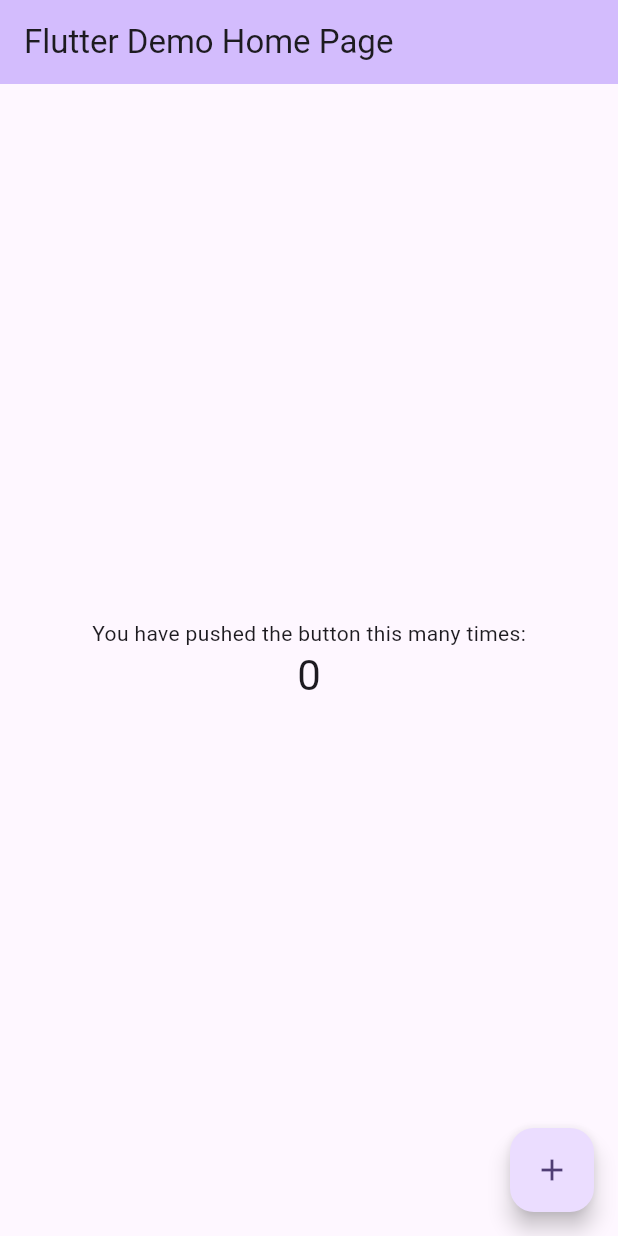
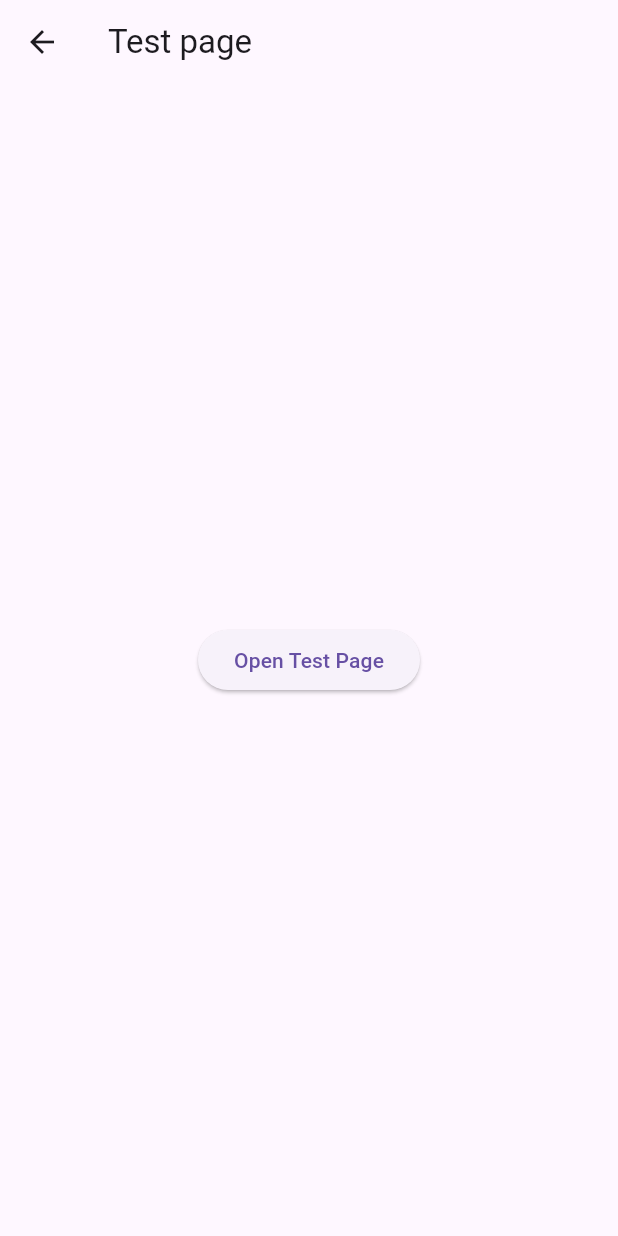
Before and after one commit to kushXpai/lexiguess, a Flutter app: the screen it shows after launch, on a phone screen of 412 x 824 dp. Run offline on Flutter 3.47's test engine with Material 3 defaults, Android fonts, the phone set to English and light mode, and no system bars.

Commit message:
Minor Commit

```diff
--- a/lib/main.dart
+++ b/lib/main.dart
@@ -1,125 +1,38 @@
 import 'package:flutter/material.dart';
+import 'package:lexiguess/test.dart';
 
 void main() {
-  runApp(const MyApp());
+  runApp(MaterialApp(
+    debugShowCheckedModeBanner: false,
+    initialRoute: '/test',
+    routes: {
+      '/': (context) => MyApp(),
+      '/test': (context) => test(),
+    },
+  ));
 }
 
 class MyApp extends StatelessWidget {
-  const MyApp({super.key});
-
-  // This widget is the root of your application.
   @override
   Widget build(BuildContext context) {
     return MaterialApp(
       title: 'Flutter Demo',
       theme: ThemeData(
-        // This is the theme of your application.
-        //
-        // TRY THIS: Try running your application with "flutter run". You'll see
-        // the application has a purple toolbar. Then, without quitting the app,
-        // try changing the seedColor in the colorScheme below to Colors.green
-        // and then invoke "hot reload" (save your changes or press the "hot
-        // reload" button in a Flutter-supported IDE, or press "r" if you used
-        // the command line to start the app).
-        //
-        // Notice that the counter didn't reset back to zero; the application
-        // state is not lost during the reload. To reset the state, use hot
-        // restart instead.
-        //
-        // This works for code too, not just values: Most code changes can be
-        // tested with just a hot reload.
-        colorScheme: ColorScheme.fromSeed(seedColor: Colors.deepPurple),
-        useMaterial3: true,
+        primarySwatch: Colors.blue,
       ),
-      home: const MyHomePage(title: 'Flutter Demo Home Page'),
+      home: Scaffold(
+        appBar: AppBar(
+          title: Text('Main Page'),
+        ),
+        body: Center(
+          child: ElevatedButton(
+            onPressed: () {
+              Navigator.pushNamed(context, '/test');
+            },
+            child: Text('Open Test Page'),
+          ),
+        ),
+      ),
     );
   }
 }
-
-class MyHomePage extends StatefulWidget {
-  const MyHomePage({super.key, required this.title});
-
-  // This widget is the home page of your application. It is stateful, meaning
-  // that it has a State object (defined below) that contains fields that affect
-  // how it looks.
-
-  // This class is the configuration for the state. It holds the values (in this
-  // case the title) provided by the parent (in this case the App widget) and
-  // used by the build method of the State. Fields in a Widget subclass are
-  // always marked "final".
-
-  final String title;
-
-  @override
-  State<MyHomePage> createState() => _MyHomePageState();
-}
-
-class _MyHomePageState extends State<MyHomePage> {
-  int _counter = 0;
-
-  void _incrementCounter() {
-    setState(() {
-      // This call to setState tells the Flutter framework that something has
-      // changed in this State, which causes it to rerun the build method below
-      // so that the display can reflect the updated values. If we changed
-      // _counter without calling setState(), then the build method would not be
-      // called again, and so nothing would appear to happen.
-      _counter++;
-    });
-  }
-
-  @override
-  Widget build(BuildContext context) {
-    // This method is rerun every time setState is called, for instance as done
-    // by the _incrementCounter method above.
-    //
-    // The Flutter framework has been optimized to make rerunning build methods
-    // fast, so that you can just rebuild anything that needs updating rather
-    // than having to individually change instances of widgets.
-    return Scaffold(
-      appBar: AppBar(
-        // TRY THIS: Try changing the color here to a specific color (to
-        // Colors.amber, perhaps?) and trigger a hot reload to see the AppBar
-        // change color while the other colors stay the same.
-        backgroundColor: Theme.of(context).colorScheme.inversePrimary,
-        // Here we take the value from the MyHomePage object that was created by
-        // the App.build method, and use it to set our appbar title.
-        title: Text(widget.title),
-      ),
-      body: Center(
-        // Center is a layout widget. It takes a single child and positions it
-        // in the middle of the parent.
-        child: Column(
-          // Column is also a layout widget. It takes a list of children and
-          // arranges them vertically. By default, it sizes itself to fit its
-          // children horizontally, and tries to be as tall as its parent.
-          //
-          // Column has various properties to control how it sizes itself and
-          // how it positions its children. Here we use mainAxisAlignment to
-          // center the children vertically; the main axis here is the vertical
-          // axis because Columns are vertical (the cross axis would be
-          // horizontal).
-          //
-          // TRY THIS: Invoke "debug painting" (choose the "Toggle Debug Paint"
-          // action in the IDE, or press "p" in the console), to see the
-          // wireframe for each widget.
-          mainAxisAlignment: MainAxisAlignment.center,
-          children: <Widget>[
-            const Text(
-              'You have pushed the button this many times:',
-            ),
-            Text(
-              '$_counter',
-              style: Theme.of(context).textTheme.headlineMedium,
-            ),
-          ],
-        ),
-      ),
-      floatingActionButton: FloatingActionButton(
-        onPressed: _incrementCounter,
-        tooltip: 'Increment',
-        child: const Icon(Icons.add),
-      ), // This trailing comma makes auto-formatting nicer for build methods.
-    );
-  }
-}
--- /dev/null
+++ b/lib/test.dart
@@ -0,0 +1,27 @@
+import 'package:flutter/material.dart';
+
+class test extends StatefulWidget {
+  const test({super.key});
+
+  @override
+  State<test> createState() => _testState();
+}
+
+class _testState extends State<test> {
+  @override
+  Widget build(BuildContext context) {
+    return Scaffold(
+      appBar: AppBar(
+        title: Text('Test page'),
+      ),
+      body: Center(
+        child: ElevatedButton(
+          onPressed: () {
+            Navigator.pushNamed(context, '/test');
+          },
+          child: Text('Open Test Page'),
+        ),
+      ),
+    );
+  }
+}
```
